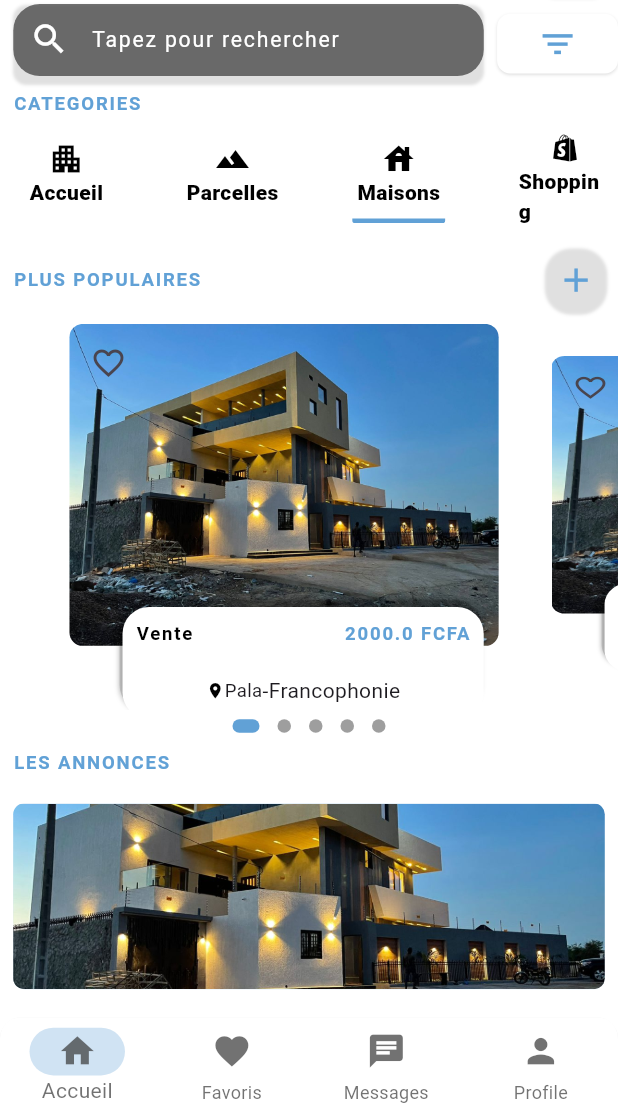
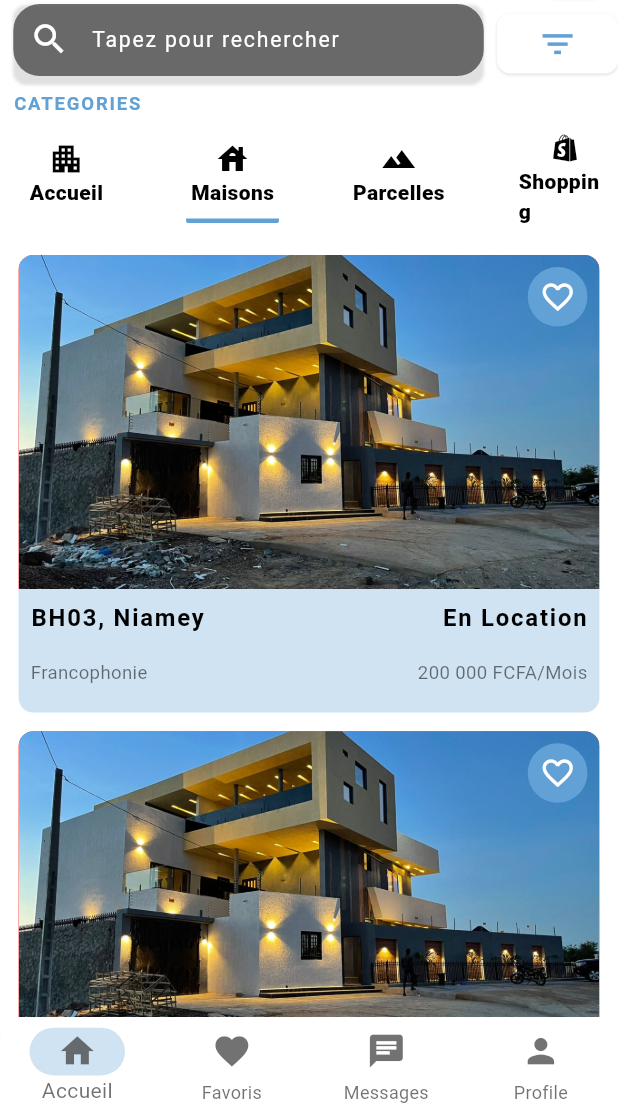
Before and after one commit to GanonthaBr/belle-house-mobile-app, a Flutter app: the screen it shows after launch, after a tap on "Maisons", on a phone screen of 412 x 824 dp, the part 126-1236 px from its top. Run offline on Flutter 3.47's test engine with Material 3 defaults, Android fonts, the phone set to English and light mode, and no system bars; drawn by our look-alikes of dots_indicator; our stand-ins replace geolocator, intl_phone_field; missing offline and left inert: country_codes.

Commit message:
Refactor navigation and UI components: remove unused routes in main.dart, update navigation in home_screen.dart, implement Houses screen with HouseListing widget, and swap titles/icons in navigation menu for improved clarity and consistency.

```diff
--- a/lib/main.dart
+++ b/lib/main.dart
@@ -15,11 +15,11 @@ class MyApp extends StatelessWidget {
       title: 'Belle House Immobilier',
       debugShowCheckedModeBanner: false,
       home: MainScreen(),
-      routes: {
-        '': (context) => MainScreen(),
-        '/house_details': (context) => HouseDetailsScreen(),
-        '/home_screen': (context) => HomeScreen(),
-      },
+      // routes: {
+      //   '': (context) => MainScreen(),
+      //   '/house_details': (context) => HouseDetailsScreen(),
+      //   '/home_screen': (context) => HomeScreen(),
+      // },
     );
   }
 }
--- a/lib/screens/home_screen.dart
+++ b/lib/screens/home_screen.dart
@@ -50,7 +50,7 @@ class HomeScreen extends StatelessWidget {
                   //listings
                   GestureDetector(
                     onTap: () {
-                      Navigator.pushNamed(context, '/house_details');
+                      // Navigator.pushNamed(context, '/house_details');
                     },
                     child: const PropertyPageBuilder(),
                   ),
--- a/lib/screens/houses.dart
+++ b/lib/screens/houses.dart
@@ -1,65 +1,19 @@
 import 'package:flutter/material.dart';
-import 'package:mobile_app/utils/colors.dart';
-import 'package:mobile_app/utils/dimensions.dart';
-import 'package:mobile_app/widgets/container_icon.dart';
+import 'package:mobile_app/widgets/houses_listing.dart';
 
 class Houses extends StatelessWidget {
   const Houses({super.key});
 
   @override
   Widget build(BuildContext context) {
-    return SingleChildScrollView(
-      child: Column(
-        children: [
-          Container(
-            height: AppDimension.screenHeight / 3.2,
-            margin: EdgeInsets.symmetric(
-              horizontal: AppDimension.radius14,
-              vertical: AppDimension.radius14,
-            ),
-            decoration: BoxDecoration(
-              color: Colors.red,
-              image: DecorationImage(
-                image: AssetImage('images/BH39.jpg'),
-                fit: BoxFit.cover,
-              ),
-              borderRadius: BorderRadius.all(Radius.circular(10)),
-            ),
-            child: Row(
-              crossAxisAlignment: CrossAxisAlignment.start,
-              mainAxisAlignment: MainAxisAlignment.end,
-              children: [
-                //back arrow
-
-                //favorite
-                Padding(
-                  padding: const EdgeInsets.all(8.0),
-                  child: ContainerIcon(
-                    icon: Icons.favorite_border,
-                    iconColor: AppColors.secondaryColor,
-                    bgColor: AppColors.primaryColor,
-                  ),
-                ),
-              ],
-            ),
-          ),
-          //details
-          Container(
-            height: AppDimension.distance50 * 2,
-            decoration: BoxDecoration(color: Colors.red),
-            child: Column(
-              children: [
-                Padding(
-                  padding: const EdgeInsets.all(8.0),
-                  child: Row(
-                    mainAxisAlignment: MainAxisAlignment.spaceBetween,
-                    children: [Text('data'), Text("text")],
-                  ),
-                ),
-              ],
-            ),
-          ),
-        ],
+    return Expanded(
+      child: ListView.builder(
+        // physics: NeverScrollableScrollPhysics(),
+        shrinkWrap: true,
+        itemCount: 5,
+        itemBuilder: (context, index) {
+          return HouseListing();
+        },
       ),
     );
   }
--- /dev/null
+++ b/lib/widgets/houses_listing.dart
@@ -0,0 +1,108 @@
+import 'package:flutter/material.dart';
+import 'package:mobile_app/utils/colors.dart';
+import 'package:mobile_app/utils/dimensions.dart';
+import 'package:mobile_app/widgets/container_icon.dart';
+import 'package:mobile_app/widgets/small_text.dart';
+import 'package:mobile_app/widgets/title_text.dart';
+
+class HouseListing extends StatelessWidget {
+  const HouseListing({super.key});
+
+  @override
+  Widget build(BuildContext context) {
+    return Column(
+      children: [
+        Container(
+          height: AppDimension.screenHeight / 3.7,
+          margin: EdgeInsets.only(
+            left: AppDimension.radius14,
+            right: AppDimension.radius14,
+            top: AppDimension.radius14,
+            bottom: 0,
+          ),
+          decoration: BoxDecoration(
+            color: Colors.red,
+            image: DecorationImage(
+              image: AssetImage('images/BH39.jpg'),
+              fit: BoxFit.cover,
+            ),
+            borderRadius: BorderRadius.only(
+              topLeft: Radius.circular(10),
+              topRight: Radius.circular(10),
+            ),
+          ),
+          child: Row(
+            crossAxisAlignment: CrossAxisAlignment.start,
+            mainAxisAlignment: MainAxisAlignment.end,
+            children: [
+              //back arrow
+
+              //favorite
+              Padding(
+                padding: const EdgeInsets.all(8.0),
+                child: ContainerIcon(
+                  icon: Icons.favorite_border,
+                  iconColor: AppColors.secondaryColor,
+                  bgColor: AppColors.primaryColor,
+                ),
+              ),
+            ],
+          ),
+        ),
+        //details
+        Container(
+          height: AppDimension.screenHeight / 10,
+          margin: EdgeInsets.symmetric(
+            horizontal: AppDimension.radius14,
+            vertical: 0,
+          ),
+          decoration: BoxDecoration(
+            color: AppColors.primaryColorLoose,
+            borderRadius: BorderRadius.only(
+              bottomLeft: Radius.circular(10),
+              bottomRight: Radius.circular(10),
+            ),
+          ),
+          child: Column(
+            children: [
+              Padding(
+                padding: const EdgeInsets.all(8.0),
+                child: Row(
+                  mainAxisAlignment: MainAxisAlignment.spaceBetween,
+                  children: [
+                    TitleText(
+                      text: 'BH03, Niamey',
+                      color: AppColors.black,
+                      fontSize: AppDimension.fontSize18,
+                    ),
+                    TitleText(
+                      text: 'En Location',
+                      color: AppColors.black,
+                      fontSize: AppDimension.fontSize18,
+                    ),
+                  ],
+                ),
+              ),
+              Padding(
+                padding: const EdgeInsets.all(8.0),
+                child: Row(
+                  mainAxisAlignment: MainAxisAlignment.spaceBetween,
+                  children: [
+                    SmallText(
+                      text: 'Francophonie',
+                      size: AppDimension.radius14,
+                    ),
+                    SmallText(
+                      text: '200 000 FCFA/Mois',
+                      size: AppDimension.radius14,
+                    ),
+                  ],
+                ),
+              ),
+            ],
+          ),
+        ),
+      ],
+    );
+  }
+}
--- a/lib/widgets/navigation_menu.dart
+++ b/lib/widgets/navigation_menu.dart
@@ -156,8 +156,8 @@ class _NaviMenuState extends State<NaviMenu> {
                           currentpage = 1;
                           onTapNav(currentpage);
                         },
-                        title: 'Parcelles',
-                        icon: Icons.landscape,
+                        title: 'Maisons',
+                        icon: Icons.house,
                         iconColor:
                             currentpage == 1
                                 ? AppColors.secondaryColor
@@ -176,8 +176,8 @@ class _NaviMenuState extends State<NaviMenu> {
                           currentpage = 2;
                           onTapNav(currentpage);
                         },
-                        title: 'Maisons',
-                        icon: Icons.house,
+                        title: 'Parcelles',
+                        icon: Icons.landscape,
                         iconColor:
                             currentpage == 2
                                 ? AppColors.secondaryColor
```
